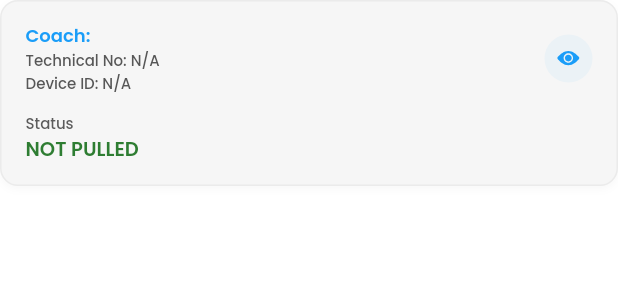
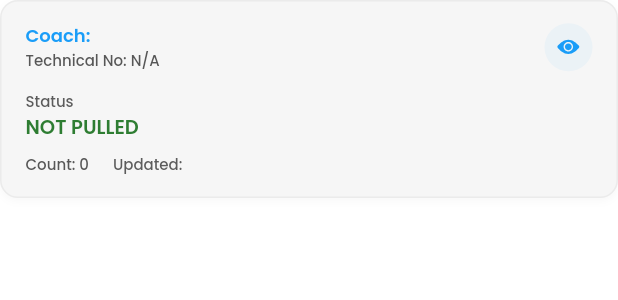
Before and after one commit to Dhruv290405/smart-coaches-, a Flutter app: the AcpCoachCard widget shown alone on an empty page, opened directly with empty values, on a phone screen of 412 x 824 dp. Shown: the top 300 px of the screen. Run offline on Flutter 3.47's test engine with Material 3 defaults, Android fonts, the phone set to English and light mode, and no system bars; our stand-ins replace country_picker, dio, dotted_border, equatable, file_picker, firebase_core and 22 more; missing offline and left inert: excel, syncfusion_flutter_core; accounts and stored records are empty; generated files the repository leaves out were written again; network calls fail; project files that could hold a hidden picture were left out.

Commit message:
fix: ACP card colors/IDs, AGP 8.9.1, Hiren's pneumatic diag flags synced

```diff
--- a/frontend/lib/features/reports_and_alerts/acp_screen/presentation/acp_dashboard.dart
+++ b/frontend/lib/features/reports_and_alerts/acp_screen/presentation/acp_dashboard.dart
@@ -250,7 +250,7 @@ class _AcpDashboardState extends State<AcpDashboard> {
           totalCount: logEntry.totalCount ?? 0,
           todayCount: logEntry.todayCount ?? 0,
           updateTime: logEntry.lastHeartbeat ?? 'N/A',
-          isChainPulled: statusLabel.toLowerCase() == 'pulled',
+          isChainPulled: countVal > 0,
           location: logEntry.trainLocation ?? 'Danapur',
           lastPull: logEntry.lastHeartbeat ?? 'N/A',
           sensorId: sensorId,
--- a/frontend/lib/features/reports_and_alerts/acp_screen/presentation/widgets/acp_coach_card.dart
+++ b/frontend/lib/features/reports_and_alerts/acp_screen/presentation/widgets/acp_coach_card.dart
@@ -4,7 +4,6 @@ import 'package:google_fonts/google_fonts.dart';
 import '../../../../../core/utils/app_dimensions.dart';
 import '../../../../../core/utils/app_icons.dart';
 import '../../../../../core/utils/color_constants.dart';
-import 'package:smart_coach_new/core/utils/device_id_mapper.dart';
 import '../../data/models/acp_model.dart';
 
 class AcpCoachCard extends StatelessWidget {
@@ -19,17 +18,15 @@ class AcpCoachCard extends StatelessWidget {
 
   @override
   Widget build(BuildContext context) {
-    final isRecent = coach.isRecent;
     final isPulled = coach.isChainPulled;
+    final hasDeviceId = coach.deviceId != 'N/A' && coach.deviceId.isNotEmpty;
 
     return Container(
       padding: const EdgeInsets.symmetric(horizontal: 16, vertical: 14),
       decoration: BoxDecoration(
-        color: !isRecent ? ColorConstants.cardBackground : const Color(0xFFFFF0F0),
+        color: ColorConstants.cardBackground,
         borderRadius: BorderRadius.circular(AppDimensions.radiusLarge),
-        border: !isRecent
-            ? Border.all(color: ColorConstants.divider.withValues(alpha: 0.5), width: 1)
-            : Border.all(color: Colors.red.withValues(alpha: 0.15), width: 1),
+        border: Border.all(color: ColorConstants.divider.withValues(alpha: 0.5), width: 1),
         boxShadow: [
           BoxShadow(
             color: Colors.black.withValues(alpha: 0.03),
@@ -58,13 +55,14 @@ class AcpCoachCard extends StatelessWidget {
                       ),
                     ),
                     Text(
-                      'Technical No: ${DeviceIdMapper.resolve(coach.sensorId)}',
+                      'Technical No: ${coach.sensorId}',
                       style: GoogleFonts.poppins(
                         fontSize: 10,
                         fontWeight: FontWeight.w500,
                         color: ColorConstants.textSecondary,
                       ),
                     ),
+                    if (hasDeviceId)
                       Text(
                         'Device ID: ${coach.deviceId}',
                         style: GoogleFonts.poppins(
@@ -120,6 +118,31 @@ class AcpCoachCard extends StatelessWidget {
               ),
             ],
           ),
+          const SizedBox(height: 8),
+          Row(
+            children: [
+              Text(
+                'Count: ${coach.todayCount}',
+                style: GoogleFonts.poppins(
+                  fontSize: 10,
+                  fontWeight: FontWeight.w500,
+                  color: ColorConstants.textSecondary,
+                ),
+              ),
+              const SizedBox(width: 16),
+              Expanded(
+                child: Text(
+                  coach.updateTime != 'N/A' ? 'Updated: ${coach.updateTime}' : '',
+                  style: GoogleFonts.poppins(
+                    fontSize: 10,
+                    fontWeight: FontWeight.w500,
+                    color: ColorConstants.textTertiary,
+                  ),
+                  overflow: TextOverflow.ellipsis,
+                ),
+              ),
+            ],
+          ),
         ],
       ),
     );
--- a/frontend/lib/features/reports_and_alerts/acp_screen/presentation/widgets/chain_pulled_modal.dart
+++ b/frontend/lib/features/reports_and_alerts/acp_screen/presentation/widgets/chain_pulled_modal.dart
@@ -25,7 +25,7 @@ class ChainPulledModal extends StatelessWidget {
 
   @override
   Widget build(BuildContext context) {
-    final isAlert = coach.isRecent;
+    final isAlert = coach.isChainPulled;
     return Dialog(
       backgroundColor: Colors.transparent,
       insetPadding: const EdgeInsets.symmetric(horizontal: 24, vertical: 40),
@@ -111,8 +111,10 @@ class ChainPulledModal extends StatelessWidget {
                     ),
                     child: Column(
                       children: [
-                        _buildDetailRow('Tech Coach #', coach.sensorId, showTopBorder: false),
-                        _buildDetailRow('Device ID', coach.deviceId),
+                        _buildDetailRow('Coach No.', coach.coachNumber, showTopBorder: false),
+                        _buildDetailRow('Technical ID', coach.sensorId),
+                        if (coach.deviceId != 'N/A' && coach.deviceId.isNotEmpty)
+                          _buildDetailRow('Device ID', coach.deviceId),
                         _buildDetailRow('Train No', coach.trainNo),
                         _buildDetailRow('Location', coach.location),
                         _buildDetailRow('TODAY COUNT', '${coach.todayCount}'),
```
Also changed, not shown: 1 other file. Lines whose indentation alone changed are shown as unchanged.
